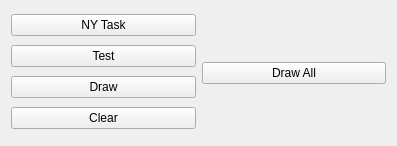
Old version of the form awsScript.ui in the repository Nummulith/ObjectModelFramework.
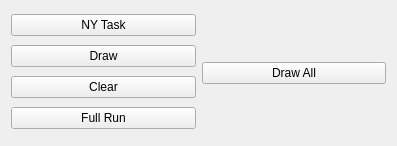
New version of the form.

```diff
--- a/awsScript.ui
+++ b/awsScript.ui
@@ -23,13 +23,6 @@
        </property>
       </widget>
      </item>
-     <item>
-      <widget class="QPushButton" name="bTest">
-       <property name="text">
-        <string>Test</string>
-       </property>
-      </widget>
-     </item>
      <item>
       <widget class="QPushButton" name="bDraw">
        <property name="text">
@@ -44,6 +37,13 @@
        </property>
       </widget>
      </item>
+     <item>
+      <widget class="QPushButton" name="bTest">
+       <property name="text">
+        <string>Full Run</string>
+       </property>
+      </widget>
+     </item>
     </layout>
    </item>
    <item>
```
